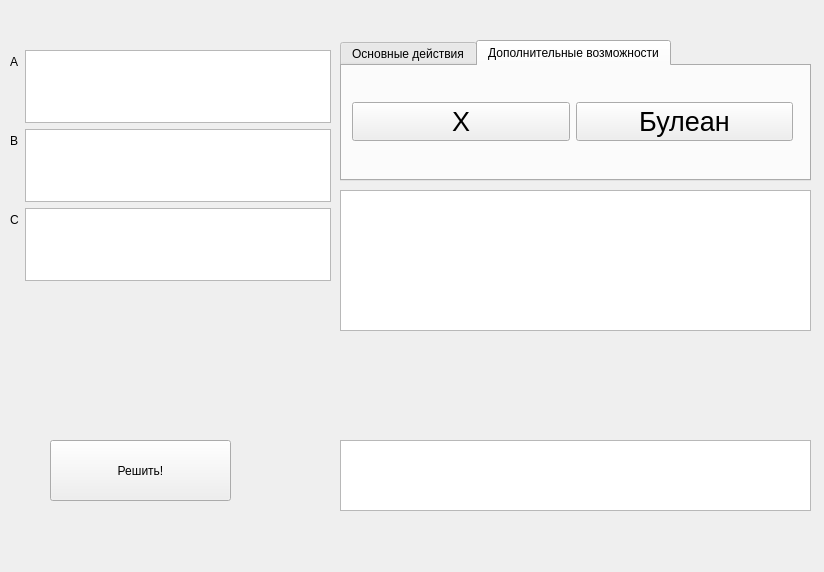
The window that test1.ui (fisunoff/sets_math) describes before a commit, drawn with Qt 5.
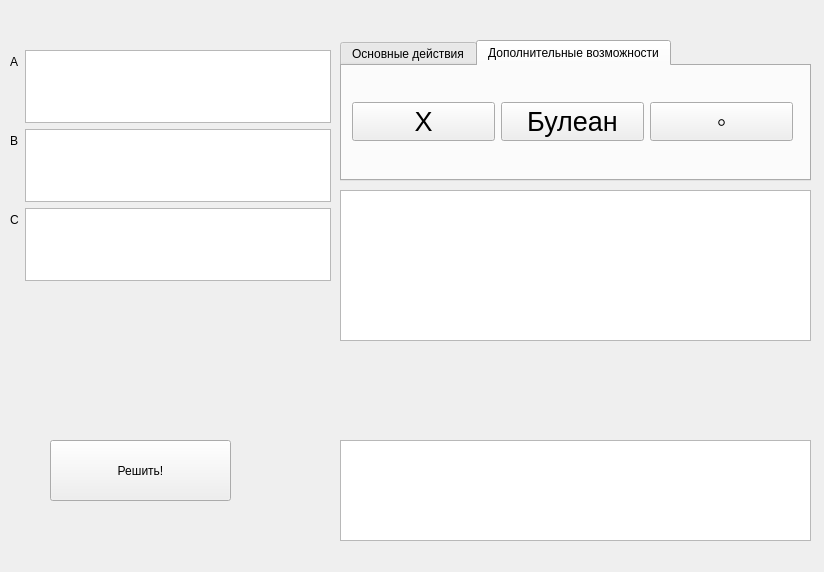
The same window after the commit. The open tabs and pages were chosen to show the change.

Patch:
```diff
--- a/test1.ui
+++ b/test1.ui
@@ -62,7 +62,7 @@
       <x>340</x>
       <y>440</y>
       <width>471</width>
-      <height>71</height>
+      <height>101</height>
      </rect>
     </property>
    </widget>
@@ -211,6 +211,18 @@
          </property>
         </widget>
        </item>
+       <item>
+        <widget class="QPushButton" name="pushButton_compose">
+         <property name="font">
+          <font>
+           <pointsize>20</pointsize>
+          </font>
+         </property>
+         <property name="text">
+          <string>◦</string>
+         </property>
+        </widget>
+       </item>
       </layout>
      </widget>
     </widget>
@@ -221,7 +233,7 @@
       <x>340</x>
       <y>190</y>
       <width>471</width>
-      <height>141</height>
+      <height>151</height>
      </rect>
     </property>
    </widget>
```
Left out of the diff: 2 changed lines with no effect on the pictures.
